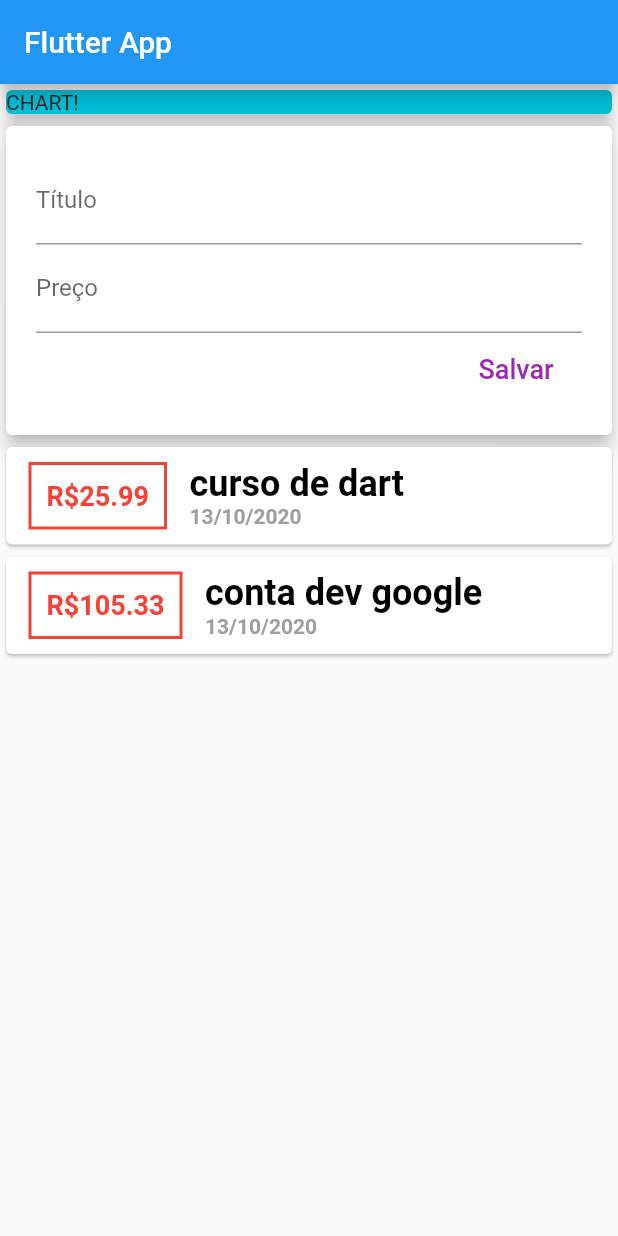
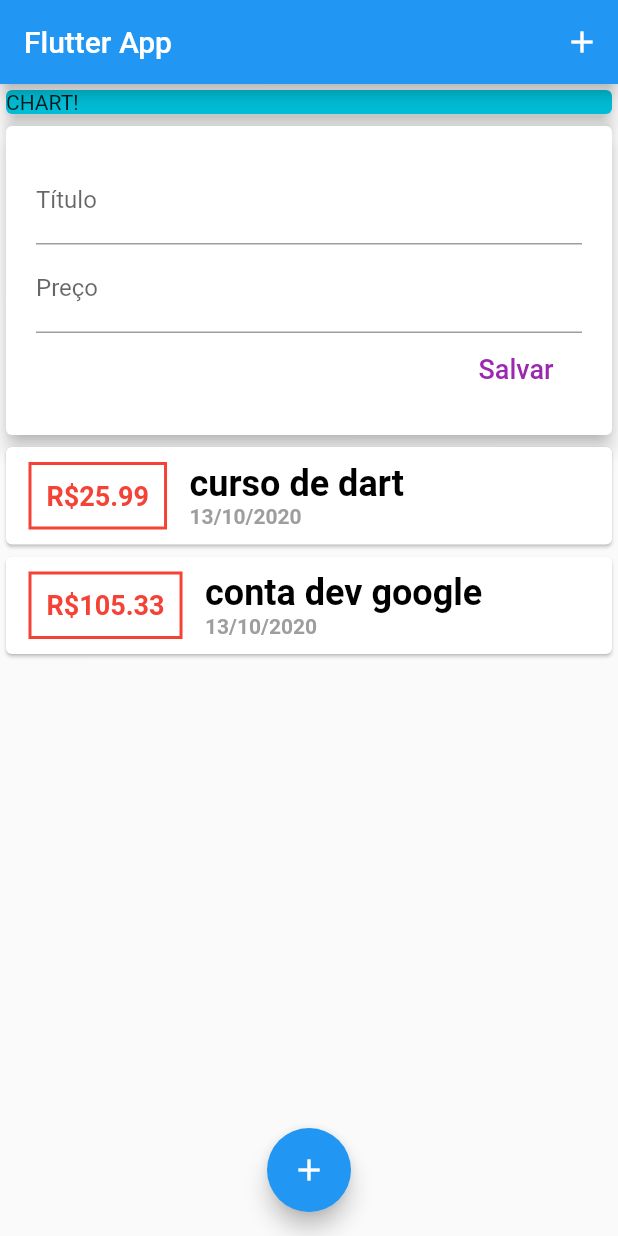
Before and after one commit to Gustaviusss/expense_control, a Flutter app: the screen it shows after launch, after a tap on "Salvar", on a phone screen of 412 x 824 dp. Run offline on Flutter 3.47's test engine with Material 2 defaults, Android fonts, the phone set to English and light mode, and no system bars.

Commit message:
update1.0

```diff
--- a/lib/main.dart
+++ b/lib/main.dart
@@ -1,7 +1,9 @@
+import 'package:expense_control/widgets/new_transaction.dart';
 import 'package:flutter/material.dart';
 import 'package:flutter/services.dart';
 
 import './widgets/user_transactions.dart';
+import './widgets/new_transaction.dart';
 
 void main() => runApp(MyApp());
 
@@ -19,13 +21,21 @@ class MyHomePage extends StatelessWidget {
   final titleController = TextEditingController();
   final amountController = TextEditingController();
 
+  void startAddNewTransaction(BuildContext ctx) {
+    // showModalBottomSheet(context: ctx, builder: (bCtx){
+    //   return NewTransaction();
+    // });
+  }
+
   @override
   Widget build(BuildContext context) {
     return Scaffold(
-        appBar: AppBar(
-          title: Text('Flutter App'),
-        ),
-        body: Column(
+      appBar: AppBar(
+        title: Text('Flutter App'),
+        actions: <Widget>[IconButton(icon: Icon(Icons.add), onPressed: () {})],
+      ),
+      body: SingleChildScrollView(
+        child: Column(
           // mainAxisAlignment: MainAxisAlignment.spaceEvenly,
           crossAxisAlignment: CrossAxisAlignment.stretch,
           children: <Widget>[
@@ -36,6 +46,13 @@ class MyHomePage extends StatelessWidget {
             ),
             UserTransactions()
           ],
-        ));
+        ),
+      ),
+      floatingActionButtonLocation: FloatingActionButtonLocation.centerFloat,
+      floatingActionButton: FloatingActionButton(
+        child: Icon(Icons.add),
+        onPressed: () {},
+      ),
+    );
   }
 }
--- a/lib/widgets/new_transaction.dart
+++ b/lib/widgets/new_transaction.dart
@@ -10,6 +10,16 @@ class NewTransaction extends StatelessWidget {
   final Function addTx;
 
   NewTransaction(this.addTx);
+
+  void submitData() {
+    final enteredTitle = titleController.text;
+    final enteredAmount = double.parse(amountController.text);
+
+    if (enteredTitle.isEmpty || enteredAmount <= 0) {
+      return;
+    }
+    addTx(titleController.text, double.parse(amountController.text));
+  }
 
   @override
   Widget build(BuildContext context) {
@@ -30,19 +40,14 @@ class NewTransaction extends StatelessWidget {
             TextField(
               decoration: InputDecoration(labelText: 'Preço'),
               keyboardType: TextInputType.number,
-              inputFormatters: <TextInputFormatter>[
-                FilteringTextInputFormatter.digitsOnly
-              ],
               // onChanged: (value) {
               //   amountInput = value;
               // },
+              onSubmitted: (_) => submitData(),
               controller: amountController,
             ),
             FlatButton(
-              onPressed: () {
-                addTx(
-                    titleController.text, double.parse(amountController.text));
-              },
+              onPressed: submitData,
               child: Text(
                 'Salvar',
                 style: TextStyle(color: Colors.purple, fontSize: 18),
--- a/lib/widgets/transaction_list.dart
+++ b/lib/widgets/transaction_list.dart
@@ -10,8 +10,10 @@ class TransactionList extends StatelessWidget {
 
   @override
   Widget build(BuildContext context) {
-    return Column(
-        children: transaction.map((tx) {
+    return Container(
+        height: 300,
+        child: ListView.builder(
+          itemBuilder: (ctx, index) {
             return Card(
                 child: Row(
               children: <Widget>[
@@ -22,7 +24,7 @@ class TransactionList extends StatelessWidget {
                     ),
                     padding: EdgeInsets.all(10),
                     child: Text(
-                '\R\$${tx.amount}', //tx.amount.toString(),
+                      '\R\$${transaction[index].amount.toStringAsFixed(2)}', //tx.amount.toString(),
                       style: TextStyle(
                           fontWeight: FontWeight.bold,
                           color: Colors.red,
@@ -32,14 +34,14 @@ class TransactionList extends StatelessWidget {
                   crossAxisAlignment: CrossAxisAlignment.start,
                   children: <Widget>[
                     Text(
-                tx.title,
+                      transaction[index].title,
                       style: TextStyle(
                           color: Colors.black,
                           fontWeight: FontWeight.bold,
                           fontSize: 24),
                     ),
                     Text(
-                DateFormat('dd/MM/yyyy').format(tx.date),
+                      DateFormat('dd/MM/yyyy').format(transaction[index].date),
                       style: TextStyle(
                         color: Colors.grey,
                         fontWeight: FontWeight.bold,
@@ -49,6 +51,8 @@ class TransactionList extends StatelessWidget {
                 )
               ],
             ));
-    }).toList());
+          },
+          itemCount: transaction.length,
+        ));
   }
 }
```
Lines whose indentation alone changed are shown as unchanged.
